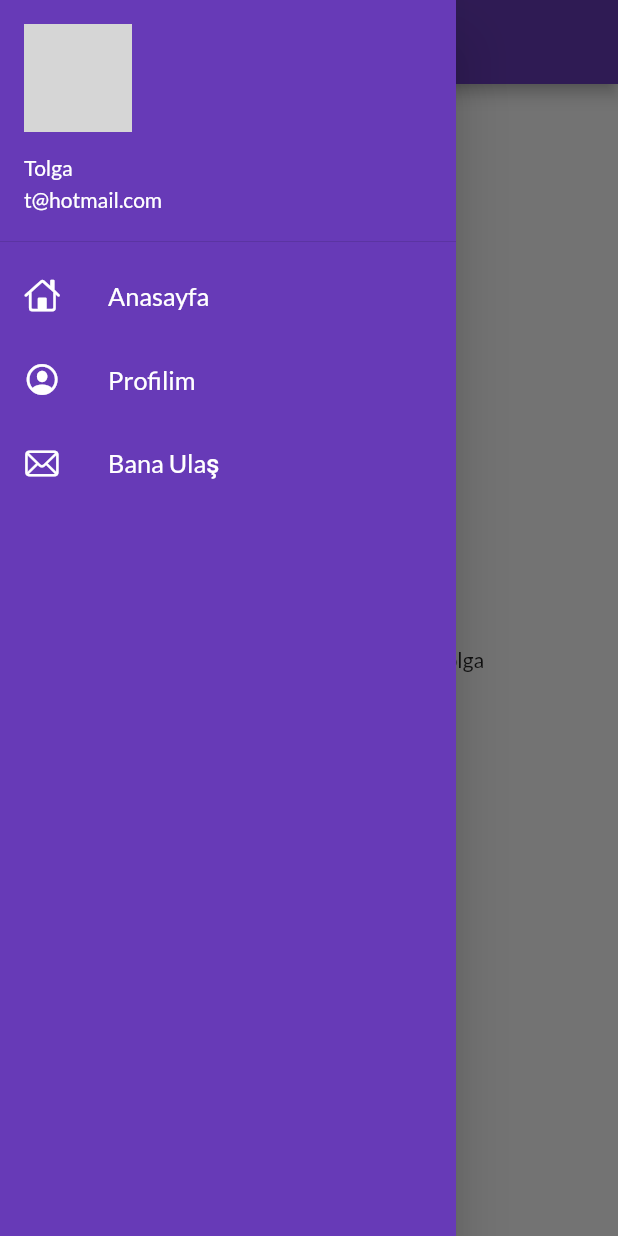
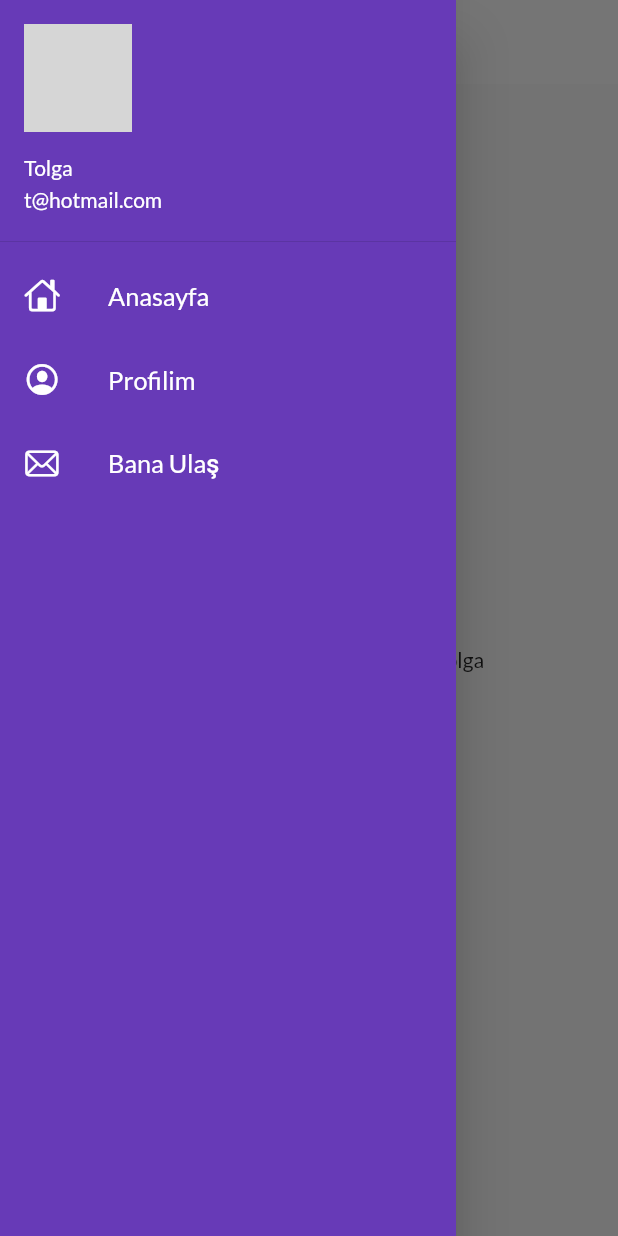
Before and after one commit to ttolgaerdogan/flutter-course, a Flutter app: the HomePage screen opened by its route, with the side drawer open, on a phone screen of 412 x 824 dp. Run offline on Flutter 3.47's test engine with Material 2 defaults, Android fonts, the phone set to English and light mode, and no system bars; our stand-ins replace google_fonts; network calls fail; grey boxes are pictures that could not be loaded.

Commit message:
AppBarTheme

```diff
--- a/lib/pages/home_page.dart
+++ b/lib/pages/home_page.dart
@@ -10,6 +10,9 @@ class HomePage extends StatelessWidget {
   Widget build(BuildContext context) {
     return Scaffold(
       appBar: AppBar(
+        // backgroundColor: Colors.white,
+        // elevation: 0.0,
+        // iconTheme: const IconThemeData(color: Colors.black),
         title: const Text("Catalog App"),
       ),
       body: Center(
--- a/lib/widgets/drawer.dart
+++ b/lib/widgets/drawer.dart
@@ -13,7 +13,7 @@ class MyDrawer extends StatelessWidget {
       child: Container(
         color: Colors.deepPurple,
         child: ListView(
-          children: [
+          children: const [
             DrawerHeader(
               padding: EdgeInsets.zero,
               child: UserAccountsDrawerHeader(
--- /dev/null
+++ b/lib/widgets/themes.dart
@@ -0,0 +1,17 @@
+import "package:flutter/material.dart";
+import "package:google_fonts/google_fonts.dart";
+
+class MyTheme {
+  static ThemeData lightTheme(BuildContext context) => ThemeData(
+      primarySwatch: Colors.deepPurple,
+      fontFamily: GoogleFonts.lato().fontFamily,
+      appBarTheme: const AppBarTheme(
+        color: Colors.white,
+        elevation: 0.0,
+        iconTheme: IconThemeData(color: Colors.black),
+        foregroundColor: Colors.black,
+      ));
+
+  static ThemeData darkTheme(BuildContext context) =>
+      ThemeData(brightness: Brightness.dark);
+}
```
Also changed, not shown: lib/main.dart (+3 -7 lines), pubspec.lock, 1 other file.
